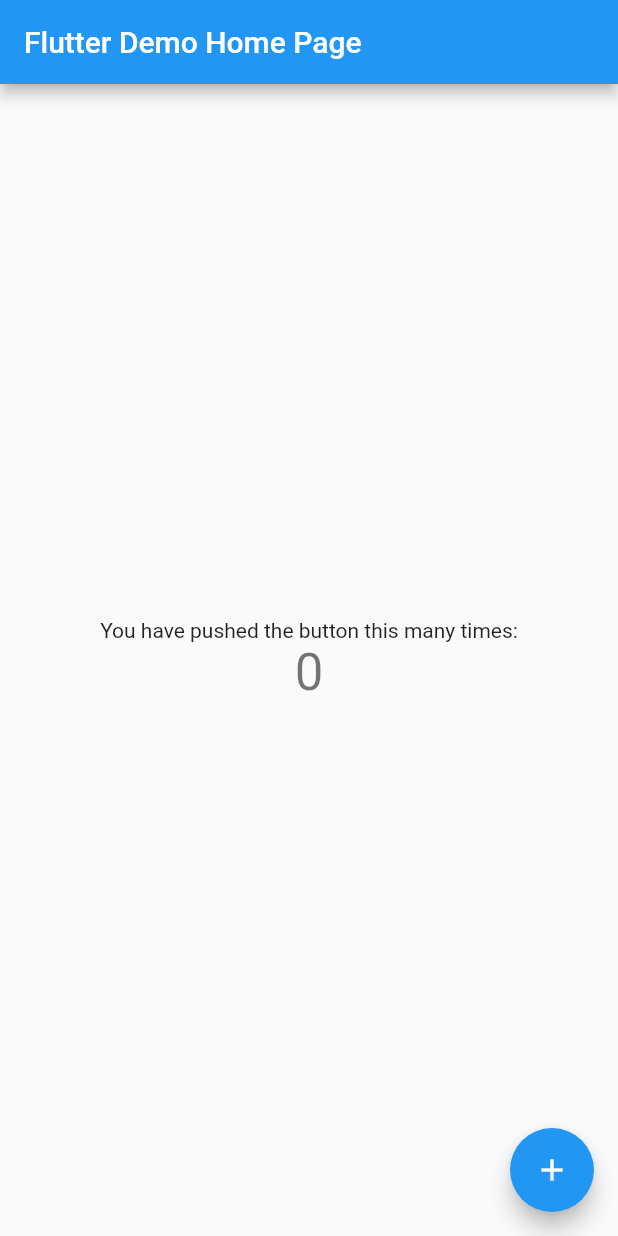
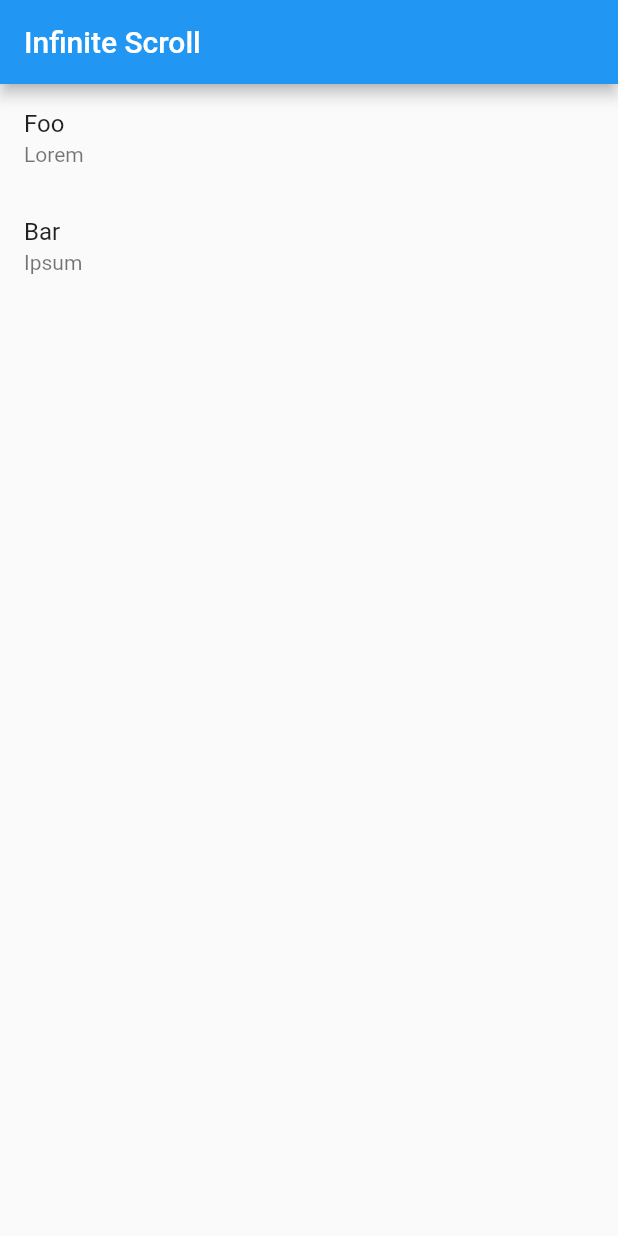
Before and after one commit to SonPatrick/flutter-infinite-scroll, a Flutter app: the screen it shows after launch, on a phone screen of 412 x 824 dp. Run offline on Flutter 3.47's test engine with Material 2 defaults, Android fonts, the phone set to English and light mode, and no system bars.

Commit message:
Added the ListView with some local data

```diff
--- a/lib/main.dart
+++ b/lib/main.dart
@@ -13,7 +13,7 @@ class InfiniteScroll extends StatelessWidget {
         primarySwatch: Colors.blue,
         visualDensity: VisualDensity.adaptivePlatformDensity,
       ),
-      home: MyHomePage(title: 'Flutter Demo Home Page'),
+      home: MyHomePage(title: 'Infinite Scroll'),
     );
   }
 }
@@ -27,13 +27,18 @@ class MyHomePage extends StatefulWidget {
 }
 
 class _MyHomePageState extends State<MyHomePage> {
-  int _counter = 0;
-
-  void _incrementCounter() {
-    setState(() {
-      _counter++;
-    });
-  }
+  final List<Map<String, dynamic>> _posts = [
+    {
+      'id': 1,
+      'title': 'Foo',
+      'body': 'Lorem',
+    },
+    {
+      'id': 2,
+      'title': 'Bar',
+      'body': 'Ipsum',
+    },
+  ];
 
   @override
   Widget build(BuildContext context) {
@@ -41,25 +46,17 @@ class _MyHomePageState extends State<MyHomePage> {
       appBar: AppBar(
         title: Text(widget.title),
       ),
-      body: Center(
-        child: Column(
-          mainAxisAlignment: MainAxisAlignment.center,
-          children: <Widget>[
-            Text(
-              'You have pushed the button this many times:',
-            ),
-            Text(
-              '$_counter',
-              style: Theme.of(context).textTheme.headline4,
-            ),
-          ],
-        ),
+      body: ListView.builder(
+        itemBuilder: (BuildContext context, int index) {
+          final _post = _posts[index];
+
+          return ListTile(
+            title: Text(_post['title']),
+            subtitle: Text(_post['body']),
+          );
+        },
+        itemCount: _posts.length,
       ),
-      floatingActionButton: FloatingActionButton(
-        onPressed: _incrementCounter,
-        tooltip: 'Increment',
-        child: Icon(Icons.add),
-      ), // This trailing comma makes auto-formatting nicer for build methods.
     );
   }
 }
```
